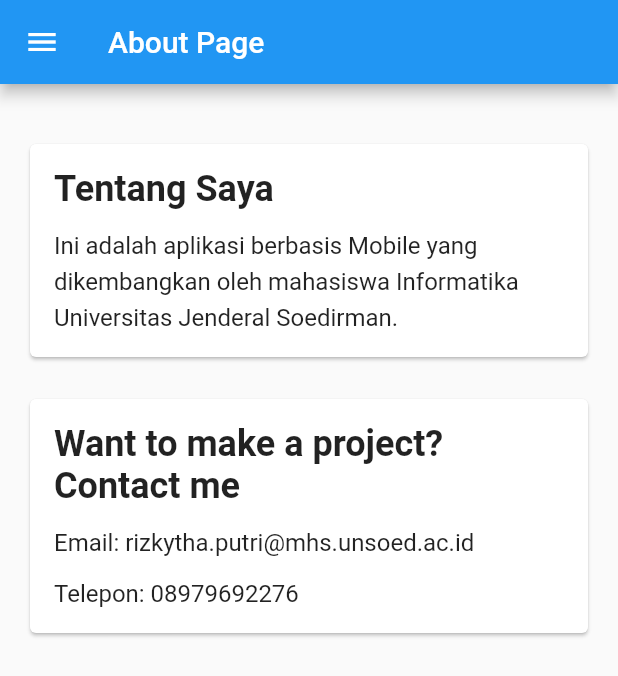
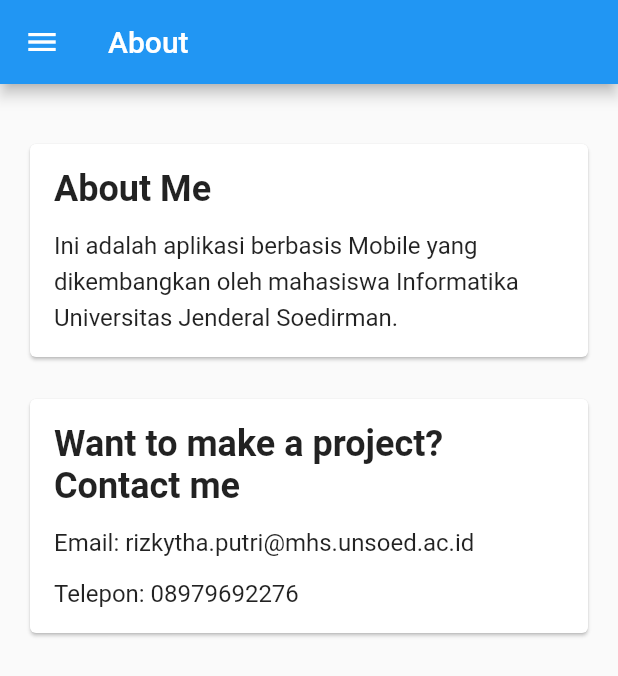
Before and after one commit to rizkythahatmaputri/tugas_3, a Flutter app: the AboutPage screen opened directly, on a phone screen of 412 x 824 dp. Shown: the top 676 px of the screen. Run offline on Flutter 3.47's test engine with Material 2 defaults, Android fonts, the phone set to English and light mode, and no system bars; our stand-ins replace shared_preferences; accounts and stored records are empty.

Commit message:
edit tittle

```diff
--- a/lib/about_page.dart
+++ b/lib/about_page.dart
@@ -8,7 +8,7 @@ class AboutPage extends StatelessWidget {
   Widget build(BuildContext context) {
     return Scaffold(
       appBar: AppBar(
-        title: const Text('About Page'),
+        title: const Text('About'),
       ),
       body: SingleChildScrollView(
         child: Padding(
@@ -16,7 +16,6 @@ class AboutPage extends StatelessWidget {
           child: Column(
             crossAxisAlignment: CrossAxisAlignment.start,
             children: [
-              // Tambahkan gambar atau ilustrasi di sini
               const SizedBox(height: 20.0),
               Card(
                 color: Colors.white,
@@ -26,7 +25,7 @@ class AboutPage extends StatelessWidget {
                     crossAxisAlignment: CrossAxisAlignment.start,
                     children: [
                       Text(
-                        'Tentang Saya',
+                        'About Me',
                         style: TextStyle(
                           fontSize: 24.0,
                           fontWeight: FontWeight.bold,
--- a/lib/login_page.dart
+++ b/lib/login_page.dart
@@ -94,7 +94,7 @@ class _LoginPageState extends State<LoginPage> {
             ElevatedButton(
               onPressed: () {
                 if (_NIMController.text == 'H1D021044' &&
-                    _passwordController.text == 'admin') {
+                    _passwordController.text == 'ritha') {
                   //save NIM
                   _saveNIM();
                   //show alert
```
